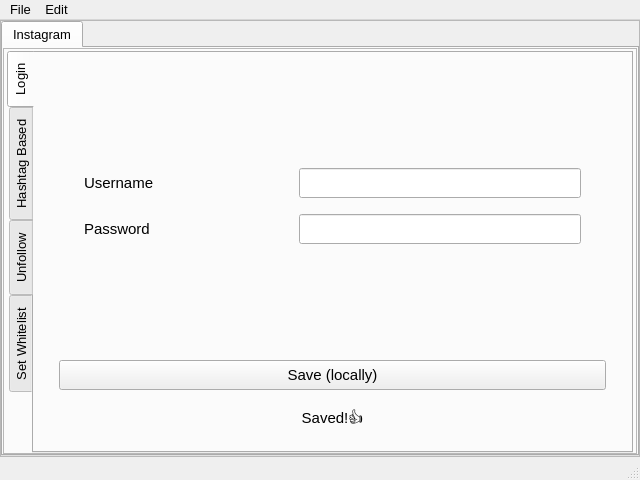
The window that gui/main.ui (SenaThenu/social-media-grower) describes before a commit, drawn with Qt 5.
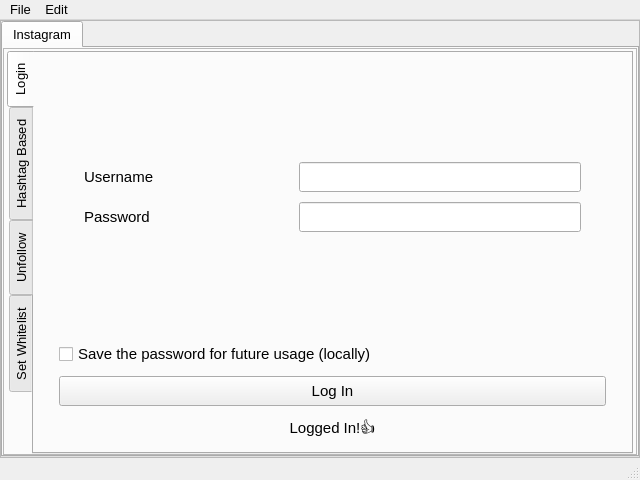
The same window after the commit.

Commit message: changed the login methods

```diff
--- a/gui/main.ui
+++ b/gui/main.ui
@@ -361,7 +361,20 @@
                    </layout>
                   </item>
                   <item>
-                   <widget class="QPushButton" name="instaLoginSaveBtn">
+                   <widget class="QCheckBox" name="instaLoginSaveCheckBox">
+                    <property name="font">
+                     <font>
+                      <family>Segoe UI</family>
+                      <pointsize>11</pointsize>
+                     </font>
+                    </property>
+                    <property name="text">
+                     <string>Save the password for future usage (locally)</string>
+                    </property>
+                   </widget>
+                  </item>
+                  <item>
+                   <widget class="QPushButton" name="instaLoginBtn">
                     <property name="sizePolicy">
                      <sizepolicy hsizetype="Minimum" vsizetype="Fixed">
                       <horstretch>0</horstretch>
@@ -384,7 +397,7 @@
                      <bool>false</bool>
                     </property>
                     <property name="text">
-                     <string>Save (locally)</string>
+                     <string>Log In</string>
                     </property>
                     <property name="autoDefault">
                      <bool>false</bool>
@@ -409,7 +422,7 @@
                      </font>
                     </property>
                     <property name="text">
-                     <string>Saved!👍</string>
+                     <string>Logged In!👍</string>
                     </property>
                     <property name="alignment">
                      <set>Qt::AlignHCenter|Qt::AlignTop</set>
@@ -1394,7 +1407,7 @@
   <widget class="QStatusBar" name="statusBar">
    <property name="font">
     <font>
-     <family>Titillium Web</family>
+     <family>Segoe UI</family>
      <pointsize>10</pointsize>
     </font>
    </property>
```
The commit also changes 7 other files.
